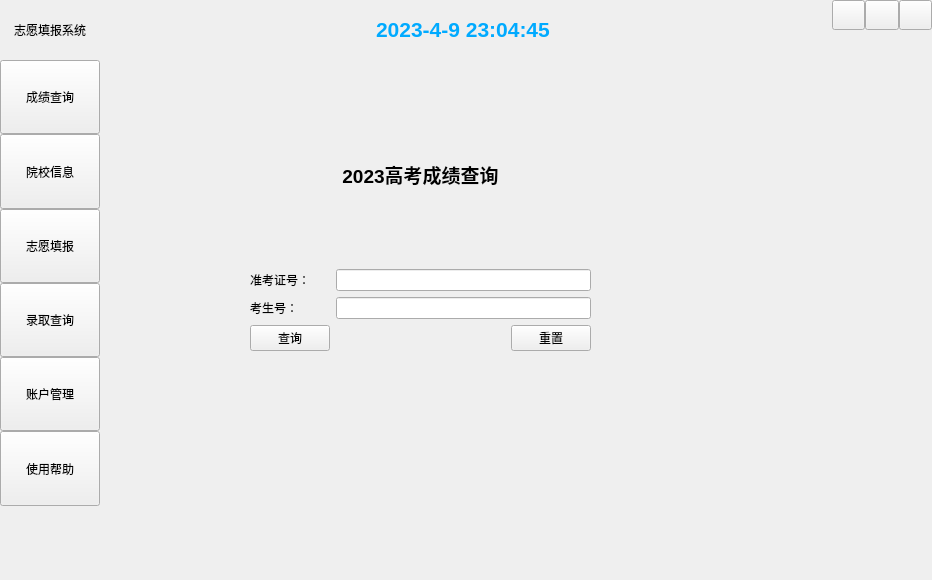
The window that QtGaokaoSimulator/QtGaokaoSimulatorClient/mainwidget.ui (XuHongYun-ChuJian/QtGaokaoSimulator) describes before a commit, drawn with Qt 5.
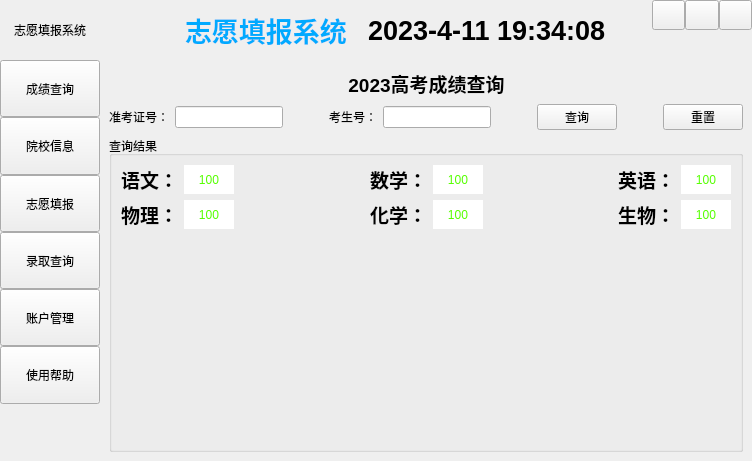
The same window after the commit.

The edit to the form file:
```diff
--- a/QtGaokaoSimulator/QtGaokaoSimulatorClient/mainwidget.ui
+++ b/QtGaokaoSimulator/QtGaokaoSimulatorClient/mainwidget.ui
@@ -6,8 +6,8 @@
    <rect>
     <x>0</x>
     <y>0</y>
-    <width>932</width>
-    <height>580</height>
+    <width>752</width>
+    <height>461</height>
    </rect>
   </property>
   <property name="windowTitle">
@@ -86,21 +86,28 @@
         <property name="orientation">
          <enum>Qt::Horizontal</enum>
         </property>
-        <property name="sizeType">
-         <enum>QSizePolicy::Expanding</enum>
-        </property>
         <property name="sizeHint" stdset="0">
          <size>
-          <width>60</width>
+          <width>40</width>
           <height>20</height>
          </size>
         </property>
        </spacer>
       </item>
       <item>
-       <widget class="QLabel" name="labTime">
+       <widget class="QLabel" name="labTitle2">
+        <property name="font">
+         <font>
+          <pointsize>20</pointsize>
+          <weight>75</weight>
+          <bold>true</bold>
+         </font>
+        </property>
+        <property name="styleSheet">
+         <string notr="true">color: rgb(0, 170, 255);</string>
+        </property>
         <property name="text">
-         <string>&lt;html&gt;&lt;head/&gt;&lt;body&gt;&lt;p&gt;&lt;span style=&quot; font-size:16pt; font-weight:700; color:#00aaff;&quot;&gt;2023-4-9 23:04:45&lt;/span&gt;&lt;/p&gt;&lt;/body&gt;&lt;/html&gt;</string>
+         <string>志愿填报系统  </string>
         </property>
        </widget>
       </item>
@@ -122,6 +129,20 @@
          <property name="bottomMargin">
           <number>0</number>
          </property>
+         <item>
+          <widget class="QLabel" name="labTime">
+           <property name="font">
+            <font>
+             <pointsize>20</pointsize>
+             <weight>75</weight>
+             <bold>true</bold>
+            </font>
+           </property>
+           <property name="text">
+            <string>2023-4-11 19:34:08</string>
+           </property>
+          </widget>
+         </item>
          <item>
           <spacer name="horizontalSpacer2">
            <property name="orientation">
@@ -413,16 +434,22 @@
       <item>
        <widget class="QStackedWidget" name="stackedWidget">
         <widget class="QWidget" name="page">
-         <widget class="QWidget" name="">
-          <property name="geometry">
-           <rect>
-            <x>150</x>
-            <y>100</y>
-            <width>341</width>
-            <height>191</height>
-           </rect>
-          </property>
-          <layout class="QVBoxLayout" name="verticalLayout_5">
+         <layout class="QGridLayout" name="gridLayout_4">
+          <item row="0" column="0">
+           <layout class="QHBoxLayout" name="horizontalLayout_6">
+            <item>
+             <spacer name="horizontalSpacer_5">
+              <property name="orientation">
+               <enum>Qt::Horizontal</enum>
+              </property>
+              <property name="sizeHint" stdset="0">
+               <size>
+                <width>40</width>
+                <height>20</height>
+               </size>
+              </property>
+             </spacer>
+            </item>
            <item>
             <widget class="QLabel" name="label">
              <property name="text">
@@ -434,22 +461,24 @@
             </widget>
            </item>
            <item>
-            <spacer name="verticalSpacer">
+             <spacer name="horizontalSpacer_6">
              <property name="orientation">
-              <enum>Qt::Vertical</enum>
+               <enum>Qt::Horizontal</enum>
              </property>
              <property name="sizeHint" stdset="0">
               <size>
-               <width>20</width>
-               <height>40</height>
+                <width>40</width>
+                <height>20</height>
               </size>
              </property>
             </spacer>
            </item>
+           </layout>
+          </item>
+          <item row="1" column="0">
+           <layout class="QHBoxLayout" name="horizontalLayout_5">
            <item>
-            <layout class="QGridLayout" name="gridLayout_3">
-             <item row="0" column="0">
-              <layout class="QVBoxLayout" name="verticalLayout_3">
+             <layout class="QHBoxLayout" name="horizontalLayout_4">
                <item>
                 <widget class="QLabel" name="label_2">
                  <property name="text">
@@ -457,6 +486,22 @@
                  </property>
                 </widget>
                </item>
+              <item>
+               <widget class="QLineEdit" name="lineEdit_admissonNum"/>
+              </item>
+              <item>
+               <spacer name="horizontalSpacer_3">
+                <property name="orientation">
+                 <enum>Qt::Horizontal</enum>
+                </property>
+                <property name="sizeHint" stdset="0">
+                 <size>
+                  <width>40</width>
+                  <height>20</height>
+                 </size>
+                </property>
+               </spacer>
+              </item>
                <item>
                 <widget class="QLabel" name="label_3">
                  <property name="text">
@@ -464,27 +509,33 @@
                  </property>
                 </widget>
                </item>
-              </layout>
-             </item>
-             <item row="0" column="1">
-              <layout class="QVBoxLayout" name="verticalLayout_4">
-               <item>
-                <widget class="QLineEdit" name="lineEdit_admissonNum"/>
-               </item>
                <item>
                 <widget class="QLineEdit" name="lineEdit_candidateNum"/>
                </item>
               </layout>
              </item>
-             <item row="1" column="0">
+            <item>
+             <spacer name="horizontalSpacer_4">
+              <property name="orientation">
+               <enum>Qt::Horizontal</enum>
+              </property>
+              <property name="sizeHint" stdset="0">
+               <size>
+                <width>40</width>
+                <height>20</height>
+               </size>
+              </property>
+             </spacer>
+            </item>
+            <item>
+             <layout class="QHBoxLayout" name="horizontalLayout_3">
+              <item>
               <widget class="QPushButton" name="btnQuery">
                <property name="text">
                 <string>查询</string>
                </property>
               </widget>
              </item>
-             <item row="1" column="1">
-              <layout class="QHBoxLayout" name="horizontalLayout_3">
                <item>
                 <spacer name="horizontalSpacer">
                  <property name="orientation">
@@ -509,8 +560,328 @@
              </item>
             </layout>
            </item>
-          </layout>
-         </widget>
+          <item row="2" column="0">
+           <widget class="QGroupBox" name="groupBox">
+            <property name="title">
+             <string>查询结果</string>
+            </property>
+            <layout class="QGridLayout" name="gridLayout_3">
+             <item row="0" column="6">
+              <widget class="QLabel" name="label_yingyu">
+               <property name="font">
+                <font>
+                 <family>微软雅黑</family>
+                 <pointsize>14</pointsize>
+                 <weight>75</weight>
+                 <bold>true</bold>
+                </font>
+               </property>
+               <property name="text">
+                <string>英语：</string>
+               </property>
+              </widget>
+             </item>
+             <item row="0" column="2">
+              <spacer name="horizontalSpacer_7">
+               <property name="orientation">
+                <enum>Qt::Horizontal</enum>
+               </property>
+               <property name="sizeHint" stdset="0">
+                <size>
+                 <width>40</width>
+                 <height>20</height>
+                </size>
+               </property>
+              </spacer>
+             </item>
+             <item row="0" column="5">
+              <spacer name="horizontalSpacer_8">
+               <property name="orientation">
+                <enum>Qt::Horizontal</enum>
+               </property>
+               <property name="sizeHint" stdset="0">
+                <size>
+                 <width>40</width>
+                 <height>20</height>
+                </size>
+               </property>
+              </spacer>
+             </item>
+             <item row="1" column="3">
+              <widget class="QLabel" name="label_9">
+               <property name="font">
+                <font>
+                 <family>微软雅黑</family>
+                 <pointsize>14</pointsize>
+                 <weight>75</weight>
+                 <bold>true</bold>
+                </font>
+               </property>
+               <property name="text">
+                <string>化学：</string>
+               </property>
+              </widget>
+             </item>
+             <item row="0" column="0">
+              <widget class="QLabel" name="label_4">
+               <property name="font">
+                <font>
+                 <family>微软雅黑</family>
+                 <pointsize>14</pointsize>
+                 <weight>75</weight>
+                 <bold>true</bold>
+                </font>
+               </property>
+               <property name="styleSheet">
+                <string notr="true"/>
+               </property>
+               <property name="text">
+                <string>语文：</string>
+               </property>
+              </widget>
+             </item>
+             <item row="0" column="4">
+              <widget class="QLabel" name="label_shuxue">
+               <property name="sizePolicy">
+                <sizepolicy hsizetype="Fixed" vsizetype="Preferred">
+                 <horstretch>0</horstretch>
+                 <verstretch>0</verstretch>
+                </sizepolicy>
+               </property>
+               <property name="minimumSize">
+                <size>
+                 <width>50</width>
+                 <height>0</height>
+                </size>
+               </property>
+               <property name="autoFillBackground">
+                <bool>false</bool>
+               </property>
+               <property name="styleSheet">
+                <string notr="true">font: 75 14pt &quot;微软雅黑&quot;;
+background-color: rgb(255, 255, 255);
+color: rgb(85, 255, 0);</string>
+               </property>
+               <property name="text">
+                <string>100</string>
+               </property>
+               <property name="alignment">
+                <set>Qt::AlignCenter</set>
+               </property>
+              </widget>
+             </item>
+             <item row="1" column="1">
+              <widget class="QLabel" name="label_wuli">
+               <property name="sizePolicy">
+                <sizepolicy hsizetype="Fixed" vsizetype="Preferred">
+                 <horstretch>0</horstretch>
+                 <verstretch>0</verstretch>
+                </sizepolicy>
+               </property>
+               <property name="minimumSize">
+                <size>
+                 <width>50</width>
+                 <height>0</height>
+                </size>
+               </property>
+               <property name="autoFillBackground">
+                <bool>false</bool>
+               </property>
+               <property name="styleSheet">
+                <string notr="true">font: 75 14pt &quot;微软雅黑&quot;;
+background-color: rgb(255, 255, 255);
+color: rgb(85, 255, 0);</string>
+               </property>
+               <property name="text">
+                <string>100</string>
+               </property>
+               <property name="alignment">
+                <set>Qt::AlignCenter</set>
+               </property>
+              </widget>
+             </item>
+             <item row="0" column="1">
+              <widget class="QLabel" name="label_yuwen">
+               <property name="sizePolicy">
+                <sizepolicy hsizetype="Fixed" vsizetype="Preferred">
+                 <horstretch>0</horstretch>
+                 <verstretch>0</verstretch>
+                </sizepolicy>
+               </property>
+               <property name="minimumSize">
+                <size>
+                 <width>50</width>
+                 <height>0</height>
+                </size>
+               </property>
+               <property name="autoFillBackground">
+                <bool>false</bool>
+               </property>
+               <property name="styleSheet">
+                <string notr="true">font: 75 14pt &quot;微软雅黑&quot;;
+background-color: rgb(255, 255, 255);
+color: rgb(85, 255, 0);</string>
+               </property>
+               <property name="text">
+                <string>100</string>
+               </property>
+               <property name="alignment">
+                <set>Qt::AlignCenter</set>
+               </property>
+              </widget>
+             </item>
+             <item row="0" column="3">
+              <widget class="QLabel" name="label_6">
+               <property name="font">
+                <font>
+                 <family>微软雅黑</family>
+                 <pointsize>14</pointsize>
+                 <weight>75</weight>
+                 <bold>true</bold>
+                </font>
+               </property>
+               <property name="text">
+                <string>数学：</string>
+               </property>
+              </widget>
+             </item>
+             <item row="1" column="6">
+              <widget class="QLabel" name="label_10">
+               <property name="font">
+                <font>
+                 <family>微软雅黑</family>
+                 <pointsize>14</pointsize>
+                 <weight>75</weight>
+                 <bold>true</bold>
+                </font>
+               </property>
+               <property name="text">
+                <string>生物：</string>
+               </property>
+              </widget>
+             </item>
+             <item row="1" column="7">
+              <widget class="QLabel" name="label_shengwu">
+               <property name="sizePolicy">
+                <sizepolicy hsizetype="Fixed" vsizetype="Preferred">
+                 <horstretch>0</horstretch>
+                 <verstretch>0</verstretch>
+                </sizepolicy>
+               </property>
+               <property name="minimumSize">
+                <size>
+                 <width>50</width>
+                 <height>0</height>
+                </size>
+               </property>
+               <property name="autoFillBackground">
+                <bool>false</bool>
+               </property>
+               <property name="styleSheet">
+                <string notr="true">font: 75 14pt &quot;微软雅黑&quot;;
+background-color: rgb(255, 255, 255);
+color: rgb(85, 255, 0);</string>
+               </property>
+               <property name="text">
+                <string>100</string>
+               </property>
+               <property name="alignment">
+                <set>Qt::AlignCenter</set>
+               </property>
+              </widget>
+             </item>
+             <item row="1" column="4">
+              <widget class="QLabel" name="label_huaxue">
+               <property name="sizePolicy">
+                <sizepolicy hsizetype="Fixed" vsizetype="Preferred">
+                 <horstretch>0</horstretch>
+                 <verstretch>0</verstretch>
+                </sizepolicy>
+               </property>
+               <property name="minimumSize">
+                <size>
+                 <width>50</width>
+                 <height>0</height>
+                </size>
+               </property>
+               <property name="autoFillBackground">
+                <bool>false</bool>
+               </property>
+               <property name="styleSheet">
+                <string notr="true">font: 75 14pt &quot;微软雅黑&quot;;
+background-color: rgb(255, 255, 255);
+color: rgb(85, 255, 0);</string>
+               </property>
+               <property name="text">
+                <string>100</string>
+               </property>
+               <property name="alignment">
+                <set>Qt::AlignCenter</set>
+               </property>
+              </widget>
+             </item>
+             <item row="0" column="7">
+              <widget class="QLabel" name="label_14">
+               <property name="sizePolicy">
+                <sizepolicy hsizetype="Fixed" vsizetype="Preferred">
+                 <horstretch>0</horstretch>
+                 <verstretch>0</verstretch>
+                </sizepolicy>
+               </property>
+               <property name="minimumSize">
+                <size>
+                 <width>50</width>
+                 <height>0</height>
+                </size>
+               </property>
+               <property name="autoFillBackground">
+                <bool>false</bool>
+               </property>
+               <property name="styleSheet">
+                <string notr="true">font: 75 14pt &quot;微软雅黑&quot;;
+background-color: rgb(255, 255, 255);
+color: rgb(85, 255, 0);</string>
+               </property>
+               <property name="text">
+                <string>100</string>
+               </property>
+               <property name="alignment">
+                <set>Qt::AlignCenter</set>
+               </property>
+              </widget>
+             </item>
+             <item row="1" column="0">
+              <widget class="QLabel" name="label_8">
+               <property name="font">
+                <font>
+                 <family>微软雅黑</family>
+                 <pointsize>14</pointsize>
+                 <weight>75</weight>
+                 <bold>true</bold>
+                </font>
+               </property>
+               <property name="text">
+                <string>物理：</string>
+               </property>
+              </widget>
+             </item>
+             <item row="2" column="4">
+              <spacer name="verticalSpacer">
+               <property name="orientation">
+                <enum>Qt::Vertical</enum>
+               </property>
+               <property name="sizeHint" stdset="0">
+                <size>
+                 <width>20</width>
+                 <height>40</height>
+                </size>
+               </property>
+              </spacer>
+             </item>
+            </layout>
+           </widget>
+          </item>
+         </layout>
         </widget>
         <widget class="QWidget" name="page_2"/>
        </widget>
```
Left out of the diff: 2 changed lines with no effect on the pictures. Lines whose indentation alone changed are shown as unchanged.
